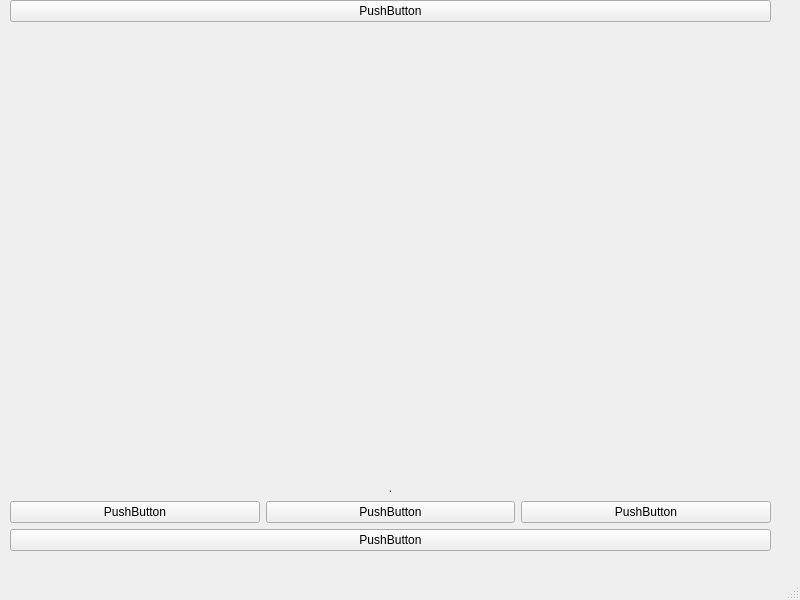
Old version of the form mainwindow.ui in the repository petrmiculek/icp_project.
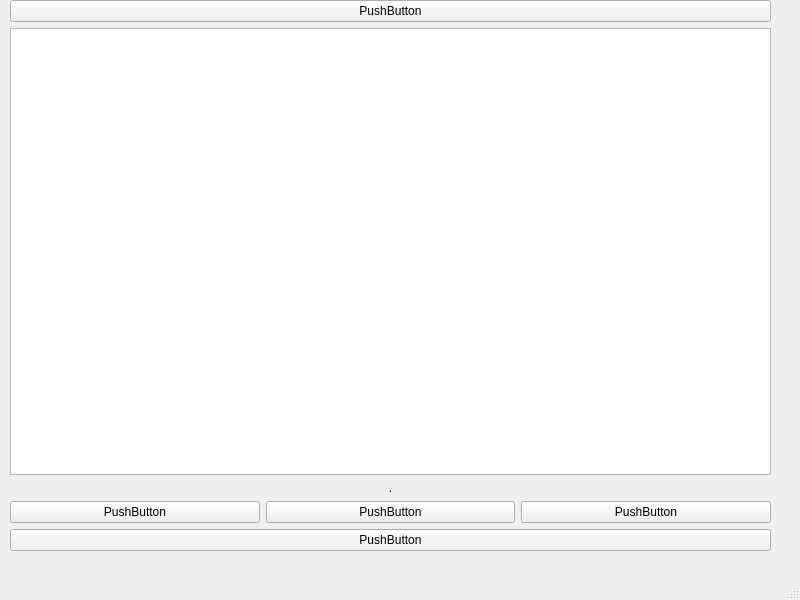
New version of the form.

Commit message: QPoint instead of custom class Point, drawing lines

```diff
--- a/mainwindow.ui
+++ b/mainwindow.ui
@@ -10,6 +10,12 @@
     <height>600</height>
    </rect>
   </property>
+  <property name="minimumSize">
+   <size>
+    <width>800</width>
+    <height>600</height>
+   </size>
+  </property>
   <property name="windowTitle">
    <string>MainWindow</string>
   </property>
@@ -32,17 +38,7 @@
       </widget>
      </item>
      <item>
-      <spacer name="verticalSpacer">
-       <property name="orientation">
-        <enum>Qt::Vertical</enum>
-       </property>
-       <property name="sizeHint" stdset="0">
-        <size>
-         <width>20</width>
-         <height>40</height>
-        </size>
-       </property>
-      </spacer>
+      <widget class="QGraphicsView" name="graphicsView"/>
      </item>
      <item>
       <widget class="QLabel" name="label_json">
```
The commit also changes 5 other files.
